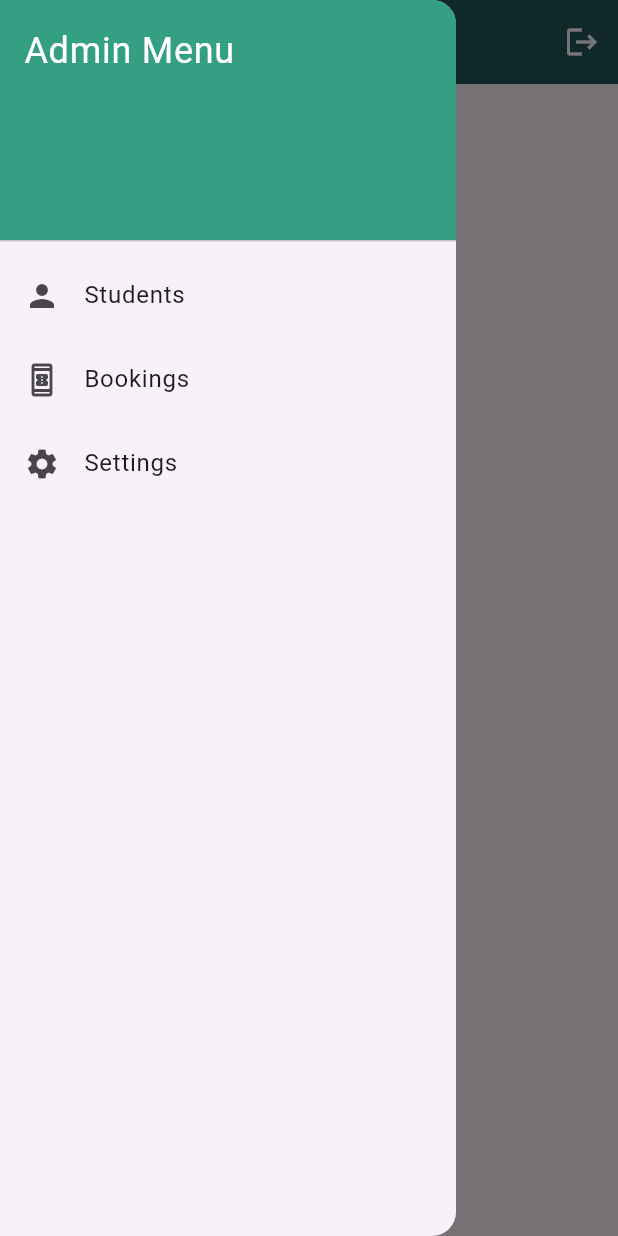
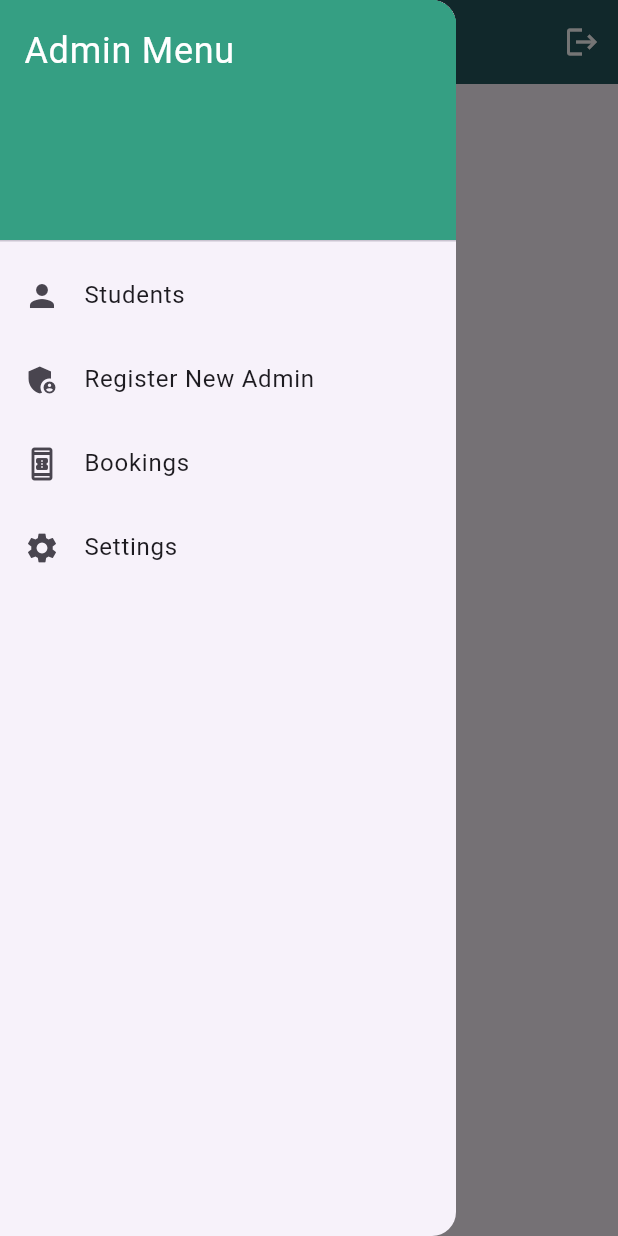
Before and after one commit to ArchipeSesanga/consultation_app, a Flutter app: the AdminDashboard screen opened by its route, with the side drawer open, on a phone screen of 412 x 824 dp. Run offline on Flutter 3.47's test engine with Material 3 defaults, Android fonts, the phone set to English and light mode, and no system bars; our stand-ins replace cloud_firestore, firebase_auth, firebase_core, google_fonts, image_picker, shared_preferences; accounts and stored records are empty.

Commit message:
second update of the day

```diff
--- a/lib/views/add_consultation_screen.dart
+++ b/lib/views/add_consultation_screen.dart
@@ -33,7 +33,7 @@ class _AddConsultationScreenState extends State<AddConsultationScreen> {
 
   // Status options (for the new requirement)
   String _consultationStatus = 'pending'; // Default status
-  final List<String> _statusOptions = ['pending', 'confirmed'];
+  final List<String> _statusOptions = ['pending'];
 
   final List<Lecturer> _lecturers = [
     Lecturer(
--- a/lib/views/admin/admin_dashboard_screen.dart
+++ b/lib/views/admin/admin_dashboard_screen.dart
@@ -54,6 +54,13 @@ class AdminDashboard extends StatelessWidget {
               },
             ),
             ListTile(
+              leading: const Icon(Icons.admin_panel_settings),
+              title: const Text('Register New Admin'),
+              onTap: () {
+                Navigator.pushNamed(context, RouteManager.adminRegister);
+              },
+            ),
+            ListTile(
               leading: const Icon(Icons.book_online_outlined),
               title: const Text('Bookings'),
               onTap: () {
```
